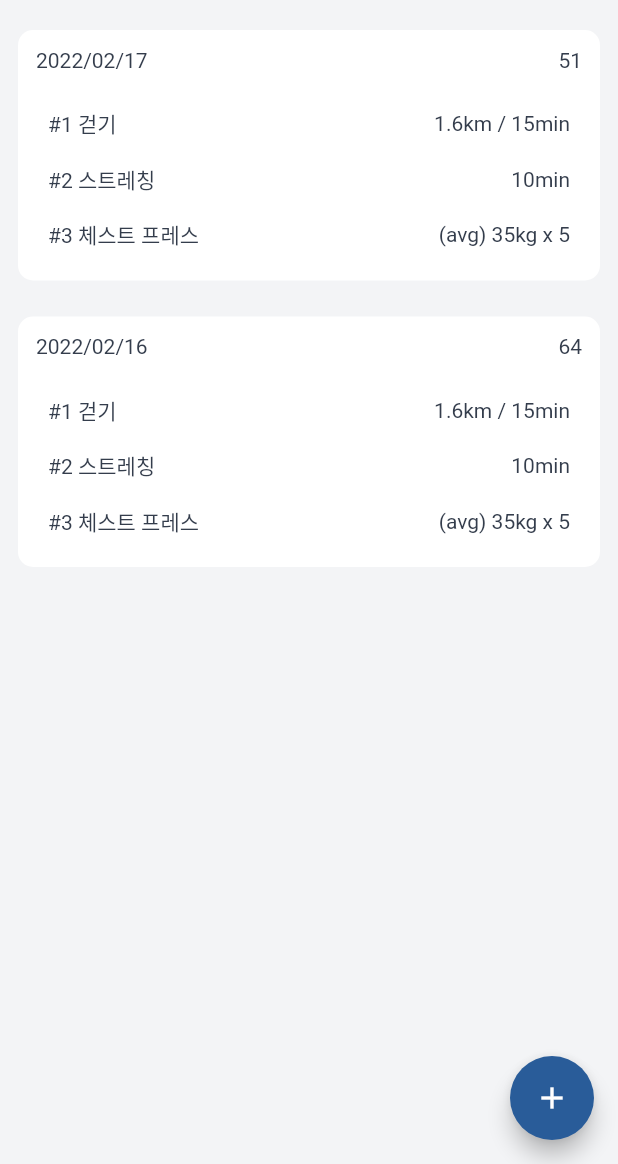
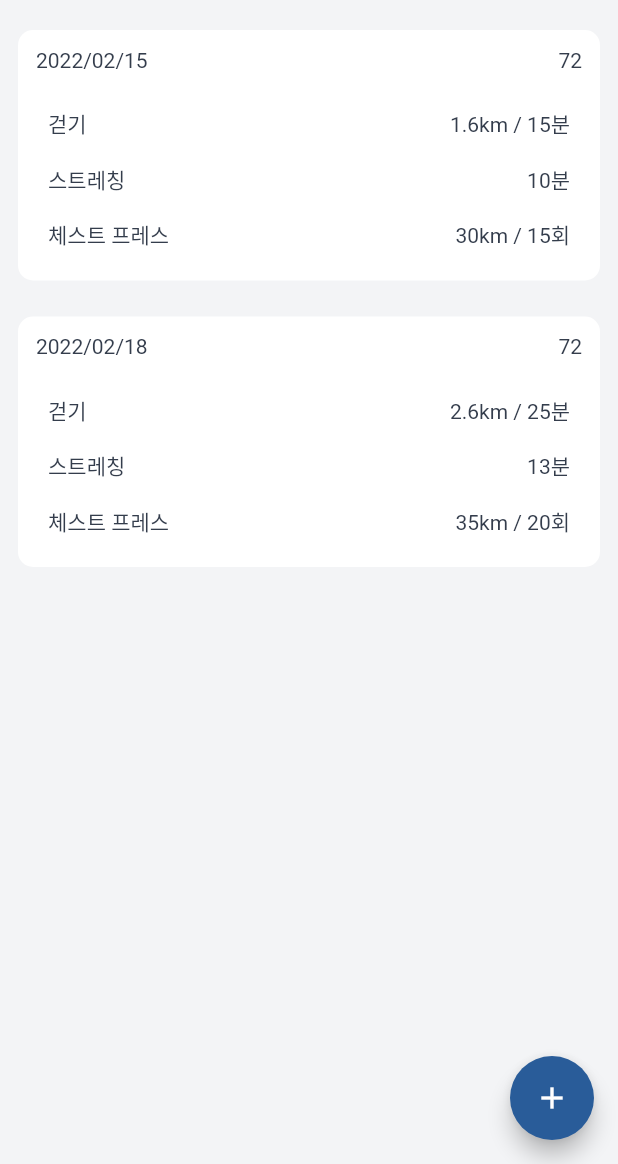
Before and after one commit to steinjun0/deprecated_health-logger-flutter, a Flutter app: the screen it shows after launch, on a phone screen of 412 x 824 dp, the part 72-1236 px from its top. Run offline on Flutter 3.47's test engine with Material 2 defaults, Android fonts, the phone set to English and light mode, and no system bars; our stand-ins replace get.

Commit message:
change main page data from object to exerciseGroup class - add getResultSummary method to Exercise class

```diff
--- a/lib/ExerciseDetailPage.dart
+++ b/lib/ExerciseDetailPage.dart
@@ -88,12 +88,6 @@ class ExerciseDetailPage extends StatelessWidget {
 
   isNewDetailPage() {
     return Get.parameters['param'] == 'new';
-  }
-
-  getNumberRemovedZeroTrailing(number) {
-    RegExp regex = RegExp(r'([.]*0)(?!.*\d)');
-    String s = number.toString().replaceAll(regex, '');
-    return s;
   }
 
   // components
--- a/lib/class/Exercise.dart
+++ b/lib/class/Exercise.dart
@@ -1,7 +1,9 @@
+import '../utils.dart' as Utils;
+
 class ExerciseGroup {
   final int index;
   final String date;
-  final List exercises;
+  final List<Exercise> exercises;
   final int totalTime;
 
   ExerciseGroup(this.index, this.date, this.exercises, this.totalTime);
@@ -13,7 +15,7 @@ class ExerciseGroupDetail extends ExerciseGroup {
       : super(index, date, exercises, totalTime);
 }
 
-class Exercise {
+abstract class Exercise {
   final String name;
 
   Exercise(this.name);
@@ -22,6 +24,8 @@ class Exercise {
   String toString() {
     return 'name: ${this.name}';
   }
+
+  String getResultSummary();
 }
 
 class TimeExercise extends Exercise {
@@ -32,6 +36,11 @@ class TimeExercise extends Exercise {
   @override
   String toString() {
     return 'name: ${this.name}\ntime: ${time}';
+  }
+
+  @override
+  String getResultSummary() {
+    return '${Utils.getNumberRemovedZeroTrailing(this.time)}분';
   }
 }
 
@@ -44,6 +53,11 @@ class DistanceTimeExercise extends Exercise {
   @override
   String toString() {
     return 'name: ${this.name}\ndistance: ${distance}\ntime: ${time}';
+  }
+
+  @override
+  String getResultSummary() {
+    return '${Utils.getNumberRemovedZeroTrailing(this.distance)}km / ${Utils.getNumberRemovedZeroTrailing(this.time)}분';
   }
 }
 
@@ -62,4 +76,26 @@ class WeightExercise extends Exercise {
   String toString() {
     return 'name: ${this.name}\nweight: ${weight.toString()}\ncount: ${count.toString()}\nset: $set';
   }
+
+  getAverage(List list) {
+    double avg = 0;
+    list.forEach((element) {
+      avg += element;
+    });
+    avg /= list.length;
+    return avg;
+  }
+
+  getAverageWeight() {
+    return Utils.getNumberRemovedZeroTrailing(getAverage(this.weight));
+  }
+
+  getAverageCount() {
+    return Utils.getNumberRemovedZeroTrailing(getAverage(this.count));
+  }
+
+  @override
+  String getResultSummary() {
+    return '${getAverageWeight()}km / ${getAverageCount()}회';
+  }
 }
--- a/lib/component/ExerciseCard.dart
+++ b/lib/component/ExerciseCard.dart
@@ -1,10 +1,11 @@
 import 'package:flutter/material.dart';
 import 'package:get/get.dart';
+import 'package:health_logger/class/Exercise.dart';
 
 class ExerciseCard extends StatelessWidget {
   final int index;
   final String date;
-  final List exercises;
+  final List<Exercise> exercises;
 
   final int time;
 
@@ -18,18 +19,17 @@ class ExerciseCard extends StatelessWidget {
       : super(key: key);
 
   List<Widget> getExercisesTextList() {
-    List exercises = this.exercises;
+    List<Exercise> exercises = this.exercises;
     List<Widget> exercisesTextList = [];
 
-    int index = 1;
     for (var exercise in exercises) {
       exercisesTextList.add(Padding(
         padding: const EdgeInsets.all(8.0),
         child: Row(
           mainAxisAlignment: MainAxisAlignment.spaceBetween,
           children: [
-            Text("#${index++} ${exercise['name']}"),
-            Text("${exercise['value']}"),
+            Text("${exercise.name}"),
+            Text("${exercise.getResultSummary()}"),
           ],
         ),
       ));
--- a/lib/main.dart
+++ b/lib/main.dart
@@ -4,8 +4,8 @@ import 'package:flutter/services.dart';
 import 'package:get/get.dart';
 
 import './ExerciseDetailPage.dart';
-import './class/Exercise.dart';
 import './component/ExerciseCard.dart';
+import 'class/Exercise.dart';
 
 void main() {
   LicenseRegistry.addLicense(() async* {
@@ -63,36 +63,25 @@ class Home extends StatefulWidget {
 }
 
 class _HomeState extends State<Home> {
-  List groupOfExercise = [
-    {
-      'index': 0,
-      'date': '2022/02/17',
-      'exercises': [
-        {'name': '걷기', 'value': '1.6km / 15min'},
-        {'name': '스트레칭', 'value': '10min'},
-        {'name': '체스트 프레스', 'value': '(avg) 35kg x 5'},
-      ],
-      'time': 51
-    },
-    {
-      'index': 1,
-      'date': '2022/02/16',
-      'exercises': [
-        {'name': '걷기', 'value': '1.6km / 15min'},
-        {'name': '스트레칭', 'value': '10min'},
-        {'name': '체스트 프레스', 'value': '(avg) 35kg x 5'},
-      ],
-      'time': 64
-    },
-    ExerciseGroup(
+  final List<ExerciseGroup> exerciseGroupList = [
+    new ExerciseGroup(
         2,
         '2022/02/15',
         [
-          {'name': '걷기', 'value': '1.6km / 15min'},
-          {'name': '스트레칭', 'value': '10min'},
-          {'name': '체스트 프레스', 'value': '(avg) 35kg x 5'},
+          new DistanceTimeExercise('걷기', 1.6, 15),
+          new TimeExercise('스트레칭', 10),
+          new WeightExercise('체스트 프레스', [25, 35], [15, 15], 2)
         ],
         72),
+    new ExerciseGroup(
+        3,
+        '2022/02/18',
+        [
+          new DistanceTimeExercise('걷기', 2.6, 25),
+          new TimeExercise('스트레칭', 13),
+          new WeightExercise('체스트 프레스', [35, 35], [25, 15], 2)
+        ],
+        72)
   ];
 
   @override
@@ -124,10 +113,10 @@ class _HomeState extends State<Home> {
                     itemCount: 2,
                     itemBuilder: (BuildContext context, int index) {
                       return ExerciseCard(
-                          index: groupOfExercise[index]['index'],
-                          date: groupOfExercise[index]['date'],
-                          exercises: groupOfExercise[index]['exercises'],
-                          time: groupOfExercise[index]['time']);
+                          index: exerciseGroupList[index].index,
+                          date: exerciseGroupList[index].date,
+                          exercises: exerciseGroupList[index].exercises,
+                          time: exerciseGroupList[index].totalTime);
                     })),
           ],
         ),
--- /dev/null
+++ b/lib/utils.dart
@@ -0,0 +1,5 @@
+getNumberRemovedZeroTrailing(number) {
+  RegExp regex = RegExp(r'([.]*0)(?!.*\d)');
+  String s = number.toString().replaceAll(regex, '');
+  return s;
+}
```
